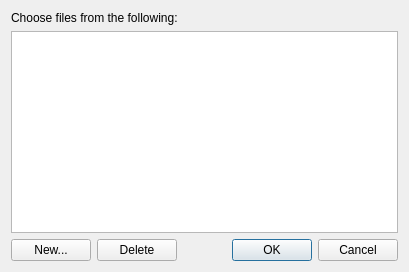
Above: FileSelectionDlgUi.ui from Veggie13/Genesis1 before the change. Below: the same form after it.
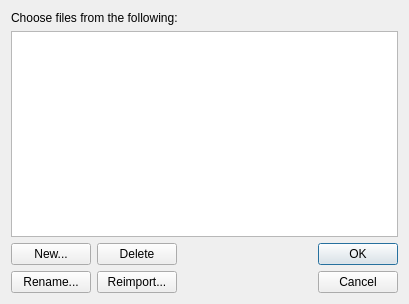
That is the form after the change. Icons and pictures are not drawn.

Commit message: Added Rename and Reimport buttons to the FileSelectionDlg and implemented the Rename functionality. Visual defects are acceptable.

What changed in the file:
```diff
--- a/FileSelectionDlgUi.ui
+++ b/FileSelectionDlgUi.ui
@@ -6,7 +6,7 @@
     <x>0</x>
     <y>0</y>
     <width>409</width>
-    <height>272</height>
+    <height>304</height>
    </rect>
   </property>
   <property name="windowIcon" >
@@ -16,6 +16,13 @@
    <bool>true</bool>
   </property>
   <layout class="QGridLayout" >
+   <item row="0" column="0" colspan="3" >
+    <widget class="QLabel" name="label" >
+     <property name="text" >
+      <string>Choose files from the following:</string>
+     </property>
+    </widget>
+   </item>
    <item row="1" column="0" colspan="4" >
     <widget class="QListView" name="m_fileList" >
      <property name="selectionMode" >
@@ -30,36 +37,6 @@
      </property>
     </widget>
    </item>
-   <item row="2" column="3" >
-    <widget class="QDialogButtonBox" name="buttonBox" >
-     <property name="orientation" >
-      <enum>Qt::Horizontal</enum>
-     </property>
-     <property name="standardButtons" >
-      <set>QDialogButtonBox::Cancel|QDialogButtonBox::NoButton|QDialogButtonBox::Ok</set>
-     </property>
-    </widget>
-   </item>
-   <item row="2" column="2" >
-    <spacer>
-     <property name="orientation" >
-      <enum>Qt::Horizontal</enum>
-     </property>
-     <property name="sizeHint" >
-      <size>
-       <width>40</width>
-       <height>20</height>
-      </size>
-     </property>
-    </spacer>
-   </item>
-   <item row="0" column="0" colspan="3" >
-    <widget class="QLabel" name="label" >
-     <property name="text" >
-      <string>Choose files from the following:</string>
-     </property>
-    </widget>
-   </item>
    <item row="2" column="1" >
     <widget class="QPushButton" name="m_deleteBtn" >
      <property name="text" >
@@ -67,6 +44,59 @@
      </property>
     </widget>
    </item>
+   <item row="2" column="2" >
+    <spacer>
+     <property name="orientation" >
+      <enum>Qt::Horizontal</enum>
+     </property>
+     <property name="sizeHint" >
+      <size>
+       <width>40</width>
+       <height>20</height>
+      </size>
+     </property>
+    </spacer>
+   </item>
+   <item rowspan="2" row="2" column="3" >
+    <widget class="QDialogButtonBox" name="buttonBox" >
+     <property name="orientation" >
+      <enum>Qt::Vertical</enum>
+     </property>
+     <property name="standardButtons" >
+      <set>QDialogButtonBox::Cancel|QDialogButtonBox::NoButton|QDialogButtonBox::Ok</set>
+     </property>
+     <property name="centerButtons" >
+      <bool>true</bool>
+     </property>
+    </widget>
+   </item>
+   <item row="3" column="0" >
+    <widget class="QPushButton" name="m_renameBtn" >
+     <property name="text" >
+      <string>Rename...</string>
+     </property>
+    </widget>
+   </item>
+   <item row="3" column="1" >
+    <widget class="QPushButton" name="m_reimportBtn" >
+     <property name="text" >
+      <string>Reimport...</string>
+     </property>
+    </widget>
+   </item>
+   <item row="3" column="2" >
+    <spacer>
+     <property name="orientation" >
+      <enum>Qt::Horizontal</enum>
+     </property>
+     <property name="sizeHint" >
+      <size>
+       <width>40</width>
+       <height>20</height>
+      </size>
+     </property>
+    </spacer>
+   </item>
   </layout>
  </widget>
  <resources>
```
The commit also changes 20 other files.
